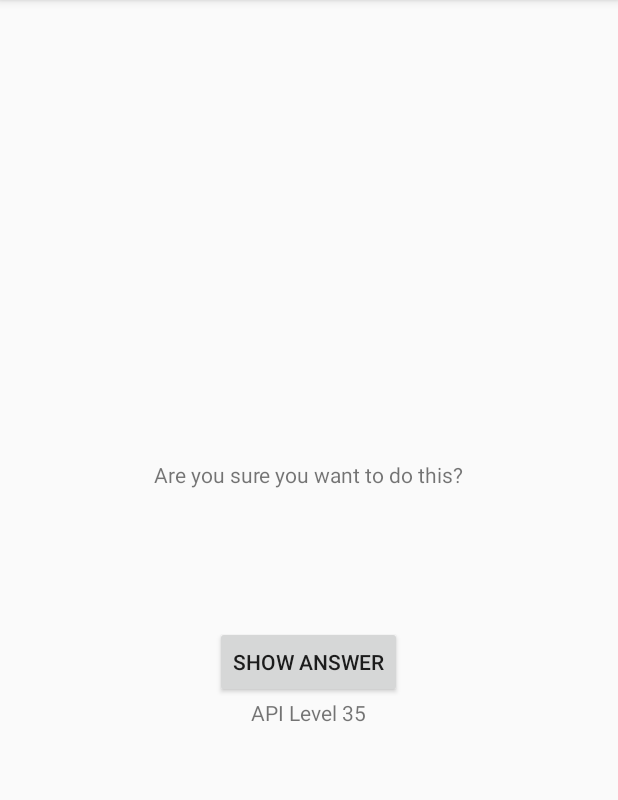
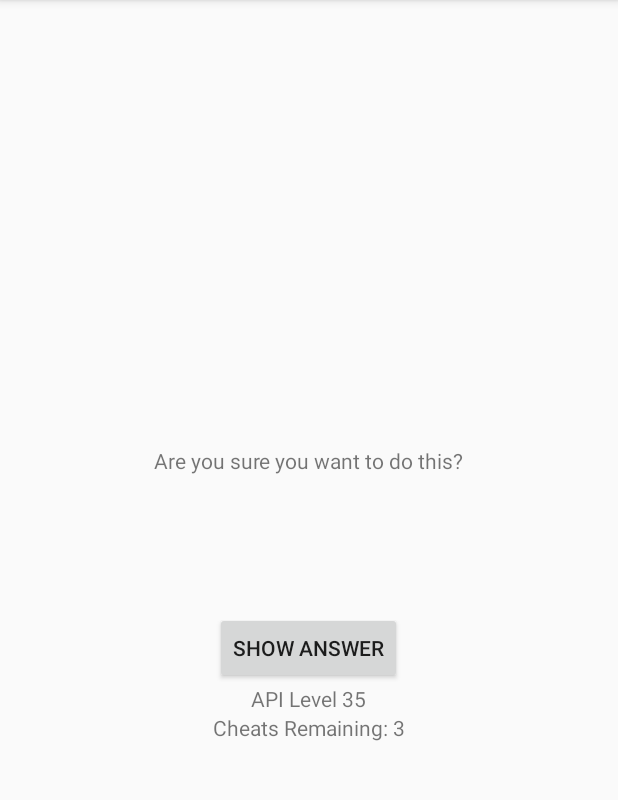
Before and after one commit to SeanArmstrong/BigNerdRanch, an Android app: the screen it shows after launch (CheatActivity), after a tap on "CHEAT!", on a phone screen of 412 x 824 dp, the part 84-884 px from its top. Run offline under Robolectric (Android 15) with nearby library versions, the phone set to English and light mode, and no system bars.

Commit message:
complete chapter 6 challanges

```diff
--- a/GeoQuiz/app/src/main/java/com/example/seanarmstrong/geoquiz/CheatActivity.java
+++ b/GeoQuiz/app/src/main/java/com/example/seanarmstrong/geoquiz/CheatActivity.java
@@ -17,16 +17,21 @@ public class CheatActivity extends AppCompatActivity {
 
     private static final String EXTRA_ANSWER_IS_TRUE = "com.example.seanarmstrong.geoquiz.answer_is_true";
     private static final String ANSWER_SHOWN = "com.example.seanarmstrong.geoquiz.answer_shown";
+    private static final String CHEATS_REMAINING = "com.example.seanarmstrong.geoquiz.cheats_remaining";
+
 
 
     private boolean mAnswerIsTrue;
+    private int mCheatsRemaining;
     private TextView mAnswerTextView;
     private TextView mAndroidVersion;
+    private TextView mCheatsRemainingView;
     private Button mShowAnswerButton;
 
-    public static Intent newIntent(Context packageContext, boolean answerIsTrue) {
+    public static Intent newIntent(Context packageContext, boolean answerIsTrue, int cheatsRemaining) {
         Intent intent = new Intent(packageContext, CheatActivity.class);
         intent.putExtra(EXTRA_ANSWER_IS_TRUE, answerIsTrue);
+        intent.putExtra(CHEATS_REMAINING, cheatsRemaining);
         return intent;
     }
 
@@ -40,8 +45,12 @@ public class CheatActivity extends AppCompatActivity {
         setContentView(R.layout.activity_cheat);
 
         mAnswerIsTrue = getIntent().getBooleanExtra(EXTRA_ANSWER_IS_TRUE, false);
+        mCheatsRemaining = getIntent().getIntExtra(CHEATS_REMAINING, 3);
 
         mAnswerTextView = (TextView) findViewById(R.id.answer_text_view);
+
+        mCheatsRemainingView = (TextView) findViewById(R.id.cheats_remaining);
+        mCheatsRemainingView.setText("Cheats Remaining: " + mCheatsRemaining);
 
         mShowAnswerButton = (Button) findViewById(R.id.show_answer_button);
         mShowAnswerButton.setOnClickListener(new View.OnClickListener() {
@@ -53,6 +62,9 @@ public class CheatActivity extends AppCompatActivity {
                     mAnswerTextView.setText(R.string.false_button);
                 }
                 setAnswerShownResult(true);
+                mCheatsRemaining--;
+                mCheatsRemainingView.setText("Cheats Remaining: " + mCheatsRemaining);
+
 
                 if (Build.VERSION.SDK_INT >= Build.VERSION_CODES.LOLLIPOP) {
                     int cx = mShowAnswerButton.getWidth() / 2;
--- a/GeoQuiz/app/src/main/java/com/example/seanarmstrong/geoquiz/QuizActivity.java
+++ b/GeoQuiz/app/src/main/java/com/example/seanarmstrong/geoquiz/QuizActivity.java
@@ -8,7 +8,6 @@ import android.util.Log;
 import android.view.Gravity;
 import android.view.View;
 import android.widget.Button;
-import android.widget.ImageButton;
 import android.widget.TextView;
 import android.widget.Toast;
 
@@ -16,6 +15,8 @@ public class QuizActivity extends AppCompatActivity {
 
     private static final String TAG = "QuizActivity";
     private static final String KEY_INDEX = "index";
+    private static final String CHEAT_INDEX = "cheatsIndex";
+
     private static final int REQUEST_CODE_CHEAT_ACTIVITY = 0;
 
     private Button mTrueButton;
@@ -35,6 +36,7 @@ public class QuizActivity extends AppCompatActivity {
     };
 
     private int mCurrentIndex = 0;
+    private int mCheatsRemaining = 3;
 
     @Override
     protected void onCreate(Bundle savedInstanceState) {
@@ -44,6 +46,7 @@ public class QuizActivity extends AppCompatActivity {
 
         if (savedInstanceState != null) {
             mCurrentIndex = savedInstanceState.getInt(KEY_INDEX, 0);
+            mCheatsRemaining = savedInstanceState.getInt(CHEAT_INDEX, 3);
         }
 
         mQuestionTextView = (TextView) findViewById(R.id.question_text_view);
@@ -81,14 +84,19 @@ public class QuizActivity extends AppCompatActivity {
         });
 
         mCheatButton = (Button) findViewById(R.id.cheat_button);
+
+        if (mCheatsRemaining == 0) {
+            mCheatButton.setEnabled(false);
+        } else {
             mCheatButton.setOnClickListener(new View.OnClickListener() {
                 @Override
                 public void onClick(View v) {
                     boolean answerIsTrue = mQuestionBank[mCurrentIndex].isAnswerTrue();
-                Intent intent = CheatActivity.newIntent(QuizActivity.this, answerIsTrue);
+                    Intent intent = CheatActivity.newIntent(QuizActivity.this, answerIsTrue, mCheatsRemaining);
                     startActivityForResult(intent, REQUEST_CODE_CHEAT_ACTIVITY);
                 }
             });
+        }
 
         updateQuestion();
     }
@@ -98,6 +106,7 @@ public class QuizActivity extends AppCompatActivity {
         super.onSaveInstanceState(savedInstanceState);
         Log.i(TAG, "onSaveInstanceState");
         savedInstanceState.putInt(KEY_INDEX, mCurrentIndex);
+        savedInstanceState.putInt(CHEAT_INDEX, mCheatsRemaining);
     }
 
     @Override
@@ -111,6 +120,9 @@ public class QuizActivity extends AppCompatActivity {
                 return;
             }
             mIsCheater = CheatActivity.wasAnswerShown(data);
+            if (mIsCheater) {
+                mCheatsRemaining--;
+            }
         }
     }
 
@@ -123,6 +135,9 @@ public class QuizActivity extends AppCompatActivity {
     public void onResume() {
         super.onResume();
         Log.d(TAG, "onResume() callled");
+        if (mCheatsRemaining == 0) {
+            mCheatButton.setEnabled(false);
+        }
     }
 
     @Override
--- a/GeoQuiz/app/src/main/res/layout/activity_cheat.xml
+++ b/GeoQuiz/app/src/main/res/layout/activity_cheat.xml
@@ -31,6 +31,10 @@
         android:id="@+id/android_version"
         android:layout_width="wrap_content"
         android:layout_height="wrap_content"/>
+    <TextView
+        android:id="@+id/cheats_remaining"
+        android:layout_width="wrap_content"
+        android:layout_height="wrap_content"/>
 
 
 </LinearLayout>
```
Lines whose indentation alone changed are shown as unchanged.
